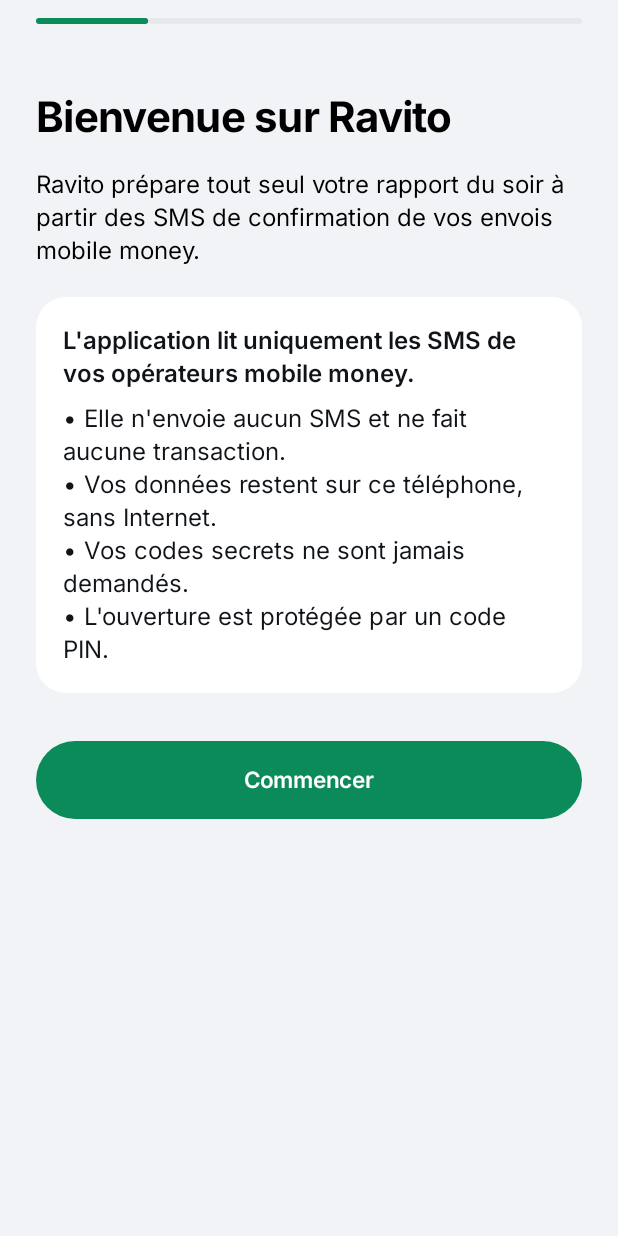
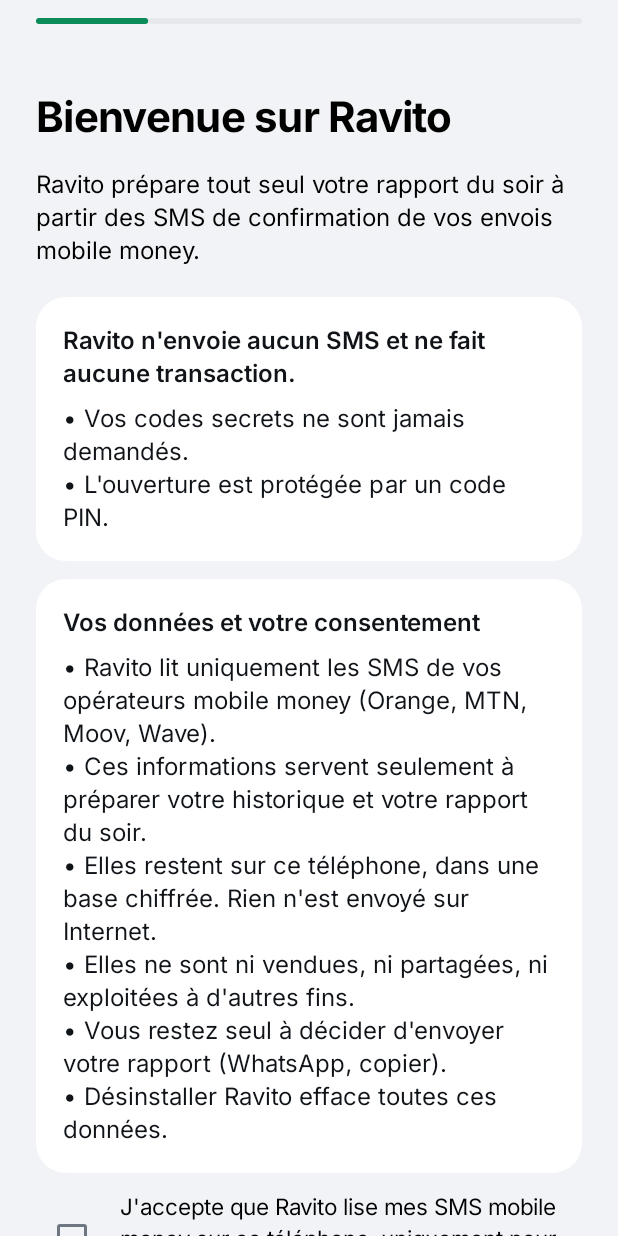
Before and after one commit to essanchristian-maker/Ravito, an Android app built with Jetpack Compose: the screen it shows after launch (MainActivity), on a phone screen of 412 x 824 dp. Run offline under Robolectric (Android 15) with nearby library versions, the phone set to English and light mode, and no system bars.

Commit message:
Consentement obligatoire sur les données + aide pour garder les autorisations
- Démarrage : engagement sur les données (lecture locale, base chiffrée, rien envoyé, pas d'exploitation)
  et case « J'accepte » obligatoire ; date du consentement enregistrée
- Les personnes déjà installées voient l'écran de consentement une fois
- Paramètres : rappel « vos données restent sur ce téléphone » avec la date du consentement,
  et raccourci pour empêcher Android de retirer les autorisations d'une appli peu utilisée

Co-Authored-By: Claude Opus 5.5 <noreply@anthropic.com>

```diff
--- a/app/src/main/java/com/ravito/app/data/SettingsStore.kt
+++ b/app/src/main/java/com/ravito/app/data/SettingsStore.kt
@@ -25,6 +25,8 @@ data class AppSettings(
     val lockTimeoutSeconds: Int = 60,
     val lastInboxSync: Long = 0L,
     val firstSyncDays: Int = 30,
+    /** Date (ms) à laquelle l'utilisateur a coché le consentement ; 0 = pas encore. */
+    val consentAt: Long = 0L,
 ) {
     /** Opérateurs actifs, dans l'ordre d'affichage du rapport. */
     val operatorsOrdered: List<Operator> get() = Operator.entries.filter { it in enabledOperators }
@@ -78,6 +80,7 @@ class SettingsStore(context: Context) {
             lockTimeoutSeconds = prefs.getInt("lock_timeout", d.lockTimeoutSeconds),
             lastInboxSync = prefs.getLong("last_inbox_sync", 0L),
             firstSyncDays = prefs.getInt("first_sync_days", d.firstSyncDays),
+            consentAt = prefs.getLong("consent_at", 0L),
         )
     }
 
@@ -100,6 +103,7 @@ class SettingsStore(context: Context) {
             putInt("lock_timeout", s.lockTimeoutSeconds)
             putLong("last_inbox_sync", s.lastInboxSync)
             putInt("first_sync_days", s.firstSyncDays)
+            putLong("consent_at", s.consentAt)
         }.apply()
     }
 }
--- a/app/src/main/java/com/ravito/app/ui/RavitoRoot.kt
+++ b/app/src/main/java/com/ravito/app/ui/RavitoRoot.kt
@@ -78,6 +78,12 @@ fun RavitoRoot(
     when {
         !settings.onboardingDone -> WithStatusBand { OnboardingScreen(onDone = { justOnboarded = true; onUnlocked() }) }
         locked && !justOnboarded -> WithStatusBand { LockScreen(biometricAvailable, onBiometric, onUnlocked) }
+        // Personnes installées avant l'ajout du consentement : on le demande une fois.
+        settings.consentAt == 0L -> WithStatusBand {
+            com.ravito.app.ui.onboarding.ConsentScreen(onAccept = {
+                app.settings.update { it.copy(consentAt = System.currentTimeMillis()) }
+            })
+        }
         else -> MainScaffold(openTab, onTabConsumed)
     }
     LaunchedEffect(locked) { if (locked) justOnboarded = false }
--- /dev/null
+++ b/app/src/main/java/com/ravito/app/ui/onboarding/Consent.kt
@@ -0,0 +1,74 @@
+package com.ravito.app.ui.onboarding
+
+import androidx.compose.foundation.clickable
+import androidx.compose.foundation.layout.Column
+import androidx.compose.foundation.layout.Row
+import androidx.compose.foundation.layout.Spacer
+import androidx.compose.foundation.layout.fillMaxSize
+import androidx.compose.foundation.layout.fillMaxWidth
+import androidx.compose.foundation.layout.height
+import androidx.compose.foundation.layout.padding
+import androidx.compose.foundation.layout.safeDrawingPadding
+import androidx.compose.foundation.layout.width
+import androidx.compose.foundation.rememberScrollState
+import androidx.compose.foundation.verticalScroll
+import androidx.compose.material3.Button
+import androidx.compose.material3.Checkbox
+import androidx.compose.material3.MaterialTheme
+import androidx.compose.material3.Text
+import androidx.compose.runtime.Composable
+import androidx.compose.runtime.getValue
+import androidx.compose.runtime.mutableStateOf
+import androidx.compose.runtime.saveable.rememberSaveable
+import androidx.compose.runtime.setValue
+import androidx.compose.ui.Alignment
+import androidx.compose.ui.Modifier
+import androidx.compose.ui.text.font.FontWeight
+import androidx.compose.ui.unit.dp
+import com.ravito.app.ui.components.InfoCard
+
+/** Texte d'engagement sur les données, affiché avant la case de consentement. */
+@Composable
+fun DataCommitmentCard() {
+    InfoCard {
+        Text("Vos données et votre consentement", fontWeight = FontWeight.SemiBold)
+        Spacer(Modifier.height(8.dp))
+        Text("• Ravito lit uniquement les SMS de vos opérateurs mobile money (Orange, MTN, Moov, Wave).")
+        Text("• Ces informations servent seulement à préparer votre historique et votre rapport du soir.")
+        Text("• Elles restent sur ce téléphone, dans une base chiffrée. Rien n'est envoyé sur Internet.")
+        Text("• Elles ne sont ni vendues, ni partagées, ni exploitées à d'autres fins.")
+        Text("• Vous restez seul à décider d'envoyer votre rapport (WhatsApp, copier).")
+        Text("• Désinstaller Ravito efface toutes ces données.")
+    }
+}
+
+/** Case à cocher obligatoire. */
+@Composable
+fun ConsentCheckbox(checked: Boolean, onChange: (Boolean) -> Unit) {
+    Row(
+        Modifier.fillMaxWidth().clickable { onChange(!checked) }.padding(vertical = 12.dp),
+        verticalAlignment = Alignment.CenterVertically,
+    ) {
+        Checkbox(checked = checked, onCheckedChange = onChange)
+        Spacer(Modifier.width(8.dp))
+        Text(
+            "J'accepte que Ravito lise mes SMS mobile money sur ce téléphone, uniquement pour préparer mon rapport.",
+            style = MaterialTheme.typography.bodyMedium,
+        )
+    }
+}
+
+/** Écran affiché une fois aux personnes qui utilisaient Ravito avant l'ajout du consentement. */
+@Composable
+fun ConsentScreen(onAccept: () -> Unit) {
+    var checked by rememberSaveable { mutableStateOf(false) }
+    Column(Modifier.fillMaxSize().safeDrawingPadding().verticalScroll(rememberScrollState()).padding(24.dp)) {
+        Text("Avant de continuer", style = MaterialTheme.typography.headlineMedium)
+        Spacer(Modifier.height(16.dp))
+        DataCommitmentCard()
+        Spacer(Modifier.height(8.dp))
+        ConsentCheckbox(checked) { checked = it }
+        Spacer(Modifier.height(8.dp))
+        Button(onClick = onAccept, enabled = checked, modifier = Modifier.fillMaxWidth().height(52.dp)) { Text("Continuer") }
+    }
+}
--- a/app/src/main/java/com/ravito/app/ui/onboarding/OnboardingScreen.kt
+++ b/app/src/main/java/com/ravito/app/ui/onboarding/OnboardingScreen.kt
@@ -122,15 +122,26 @@ private fun WelcomeStep(next: () -> Unit) {
     )
     VSpace(20)
     InfoCard {
-        Text("L'application lit uniquement les SMS de vos opérateurs mobile money.", fontWeight = FontWeight.SemiBold)
+        Text("Ravito n'envoie aucun SMS et ne fait aucune transaction.", fontWeight = FontWeight.SemiBold)
         VSpace(8)
-        Text("• Elle n'envoie aucun SMS et ne fait aucune transaction.")
-        Text("• Vos données restent sur ce téléphone, sans Internet.")
         Text("• Vos codes secrets ne sont jamais demandés.")
         Text("• L'ouverture est protégée par un code PIN.")
     }
-    VSpace(32)
-    Button(onClick = next, modifier = Modifier.fillMaxWidth().height(52.dp)) { Text("Commencer") }
+    VSpace(12)
+    DataCommitmentCard()
+    var consent by remember { mutableStateOf(false) }
+    ConsentCheckbox(consent) { consent = it }
+    VSpace(8)
+    val app = rememberApp()
+    Button(
+        onClick = {
+            app.settings.update { it.copy(consentAt = System.currentTimeMillis()) }
+            next()
+        },
+        enabled = consent,
+        modifier = Modifier.fillMaxWidth().height(52.dp),
+    ) { Text("Commencer") }
+    VSpace(24)
 }
 
 @Composable
```
Also changed, not shown: app/src/main/java/com/ravito/app/ui/settings/SettingsScreen.kt (+24 -0 lines).
